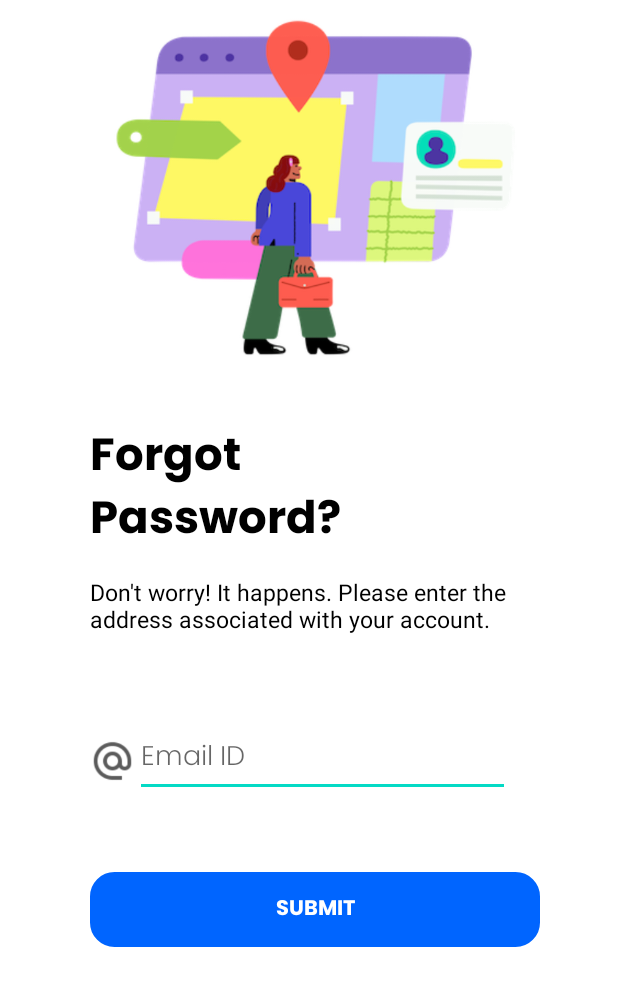
After one commit to dvanhuy/AppDocTruyen-CuoiKi, an Android app: the activity_forgot_pass screen opened directly, with no data from a screen before it, on a phone screen of 412 x 824 dp. The commit adds this screen. Shown: the top 986 px of the screen. Run offline under Robolectric (Android 15) with nearby library versions, the phone set to English and light mode, and no system bars.

Commit message:
Forgot pass

```diff
--- a/app/src/main/AndroidManifest.xml
+++ b/app/src/main/AndroidManifest.xml
@@ -13,6 +13,13 @@
         android:supportsRtl="true"
         android:theme="@style/Theme.AppDocTruyen_CuoiKi"
         tools:targetApi="31">
+        <activity
+            android:name=".activity_forgot_pass"
+            android:exported="false">
+            <meta-data
+                android:name="android.app.lib_name"
+                android:value="" />
+        </activity>
         <activity
             android:name=".SignUp"
             android:exported="false" />
--- /dev/null
+++ b/app/src/main/java/com/example/appdoctruyen_cuoiki/activity_forgot_pass.java
@@ -0,0 +1,14 @@
+package com.example.appdoctruyen_cuoiki;
+
+import androidx.appcompat.app.AppCompatActivity;
+
+import android.os.Bundle;
+
+public class activity_forgot_pass extends AppCompatActivity {
+
+    @Override
+    protected void onCreate(Bundle savedInstanceState) {
+        super.onCreate(savedInstanceState);
+        setContentView(R.layout.activity_forgot_pass);
+    }
+}
--- /dev/null
+++ b/app/src/main/res/layout/activity_forgot_pass.xml
@@ -0,0 +1,75 @@
+<?xml version="1.0" encoding="utf-8"?>
+<androidx.appcompat.widget.LinearLayoutCompat xmlns:android="http://schemas.android.com/apk/res/android"
+    xmlns:app="http://schemas.android.com/apk/res-auto"
+    xmlns:tools="http://schemas.android.com/tools"
+    android:layout_width="match_parent"
+    android:layout_height="match_parent"
+    android:orientation="vertical"
+    android:layout_marginLeft="60dp"
+    tools:context=".activity_forgot_pass">
+
+    <ImageView
+        android:layout_width="300dp"
+        android:layout_height="250dp"
+        android:src="@drawable/forgotpass_background">
+    </ImageView>
+
+    <LinearLayout
+        android:layout_width="match_parent"
+        android:layout_height="wrap_content"
+        android:layout_marginTop="30dp">
+
+        <TextView
+            android:layout_width="wrap_content"
+            android:layout_height="wrap_content"
+            android:text="Forgot\nPassword?"
+            android:textColor="@color/black"
+            android:textSize="30dp"
+            android:fontFamily="@font/poppins_bold">
+
+        </TextView>
+
+    </LinearLayout>
+    <TextView
+        android:layout_width="wrap_content"
+        android:layout_height="wrap_content"
+        android:layout_marginTop="10dp"
+        android:textColor="@color/black"
+        android:textSize="15dp"
+        android:text="Don't worry! It happens. Please enter the\naddress associated with your account.">
+    </TextView>
+
+    <LinearLayout
+        android:layout_width="match_parent"
+        android:layout_height="48dp"
+        android:layout_marginTop="60dp">
+
+        <ImageView
+            android:layout_width="30dp"
+            android:layout_height="match_parent"
+            android:src="@drawable/signin_email">
+        </ImageView>
+
+        <EditText
+            android:id="@+id/txtPhone"
+            android:layout_width="250dp"
+            android:layout_height="wrap_content"
+            android:hint="Email ID"
+            android:minHeight="40dp"
+            android:textColor="#6c798f"
+            android:fontFamily="@font/poppins_light">
+        </EditText>
+    </LinearLayout>
+
+    <androidx.appcompat.widget.AppCompatButton
+        android:id="@+id/btnsubmit"
+        android:layout_width="300dp"
+        android:layout_height="50dp"
+        android:layout_marginTop="50dp"
+        android:background="@drawable/signin_botron"
+        android:text="Submit"
+        android:backgroundTint="#0065ff"
+        android:textColor="@color/white"
+        android:fontFamily="@font/poppins_bold"/>
+
+</androidx.appcompat.widget.LinearLayoutCompat>
--- a/app/src/main/res/layout/activity_sign_in.xml
+++ b/app/src/main/res/layout/activity_sign_in.xml
@@ -169,6 +169,7 @@
         </TextView>
 
         <TextView
+            android:id="@+id/forgotpass"
             android:layout_width="wrap_content"
             android:layout_height="wrap_content"
             android:layout_marginLeft="5dp"
--- a/app/src/main/res/layout/activity_sign_up.xml
+++ b/app/src/main/res/layout/activity_sign_up.xml
@@ -6,8 +6,7 @@
     android:layout_height="match_parent"
     android:layout_marginBottom="20dp"
     android:orientation="vertical"
-    android:gravity="center"
-    >
+    android:gravity="center">
 
     <ImageView
         android:layout_width="300dp"
```
Also changed, not shown: app/src/main/res/drawable-v24/forgotpass_background.png (added).
